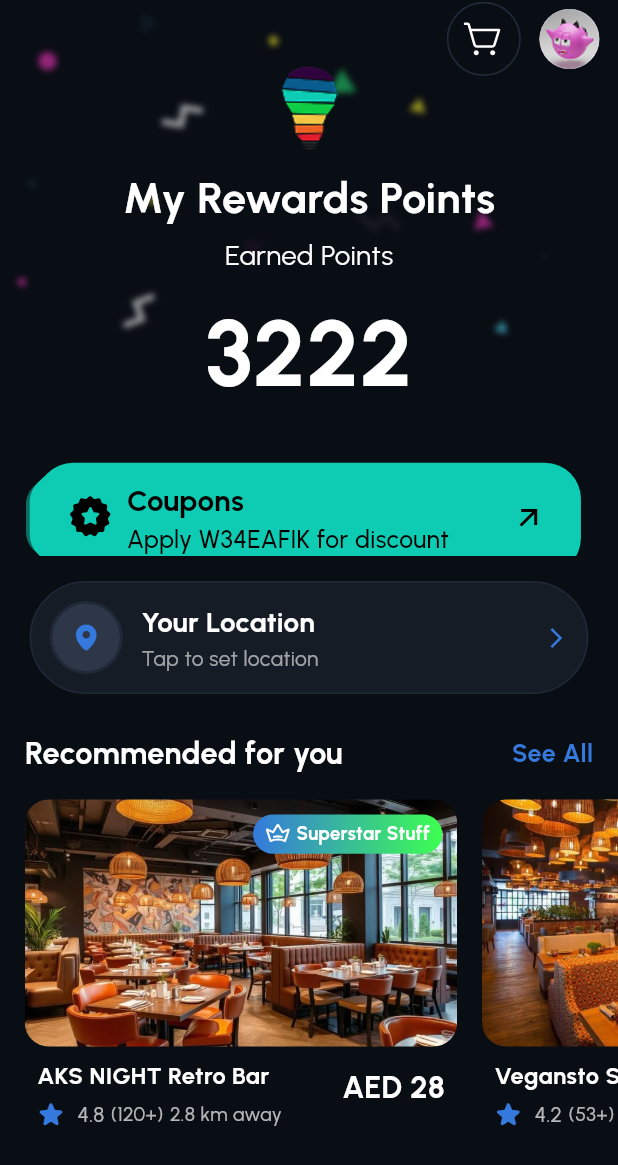
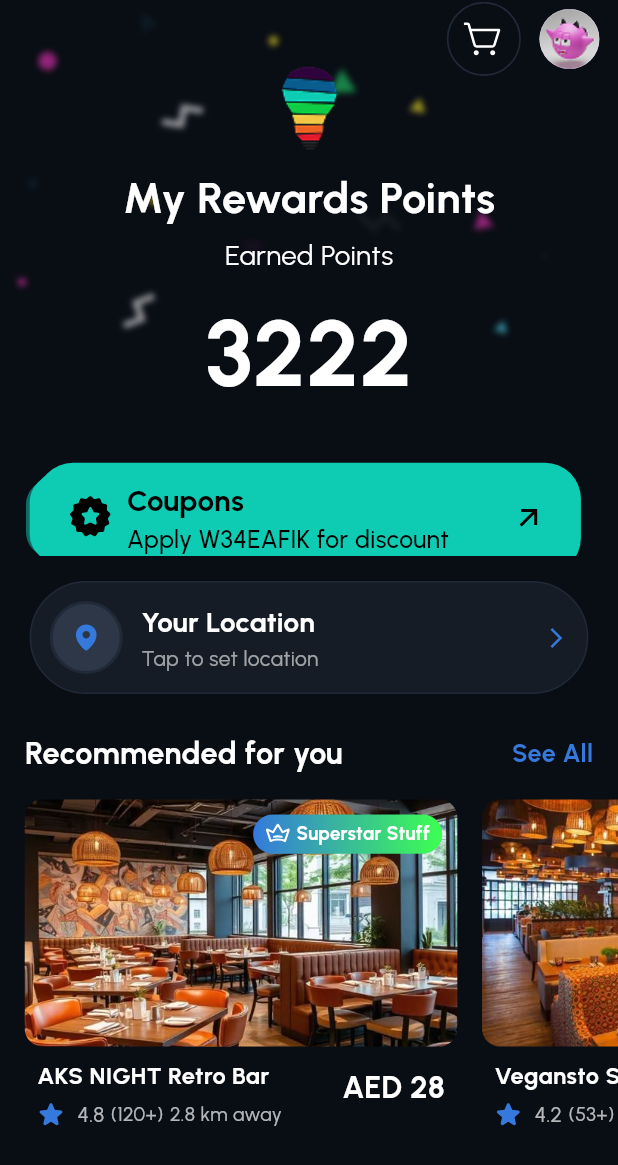
Before and after one commit to StumatoXPlum/Plum_ClientSide, a Flutter app: the HomeScreen screen opened directly, on a phone screen of 412 x 824 dp. Shown: the top 1165 px of the screen. Run offline on Flutter 3.47's test engine with Material 3 defaults, Android fonts, the light colour scheme and no system bars; drawn by our look-alikes of card_swiper; our stand-ins replace cloud_firestore, country_picker, equatable, firebase_auth, firebase_core, flutter_bloc and 10 more; accounts and stored records are empty.

Commit message:
list animation

```diff
--- a/lib/presentation/home_screen/home_screen/view/home_screen.dart
+++ b/lib/presentation/home_screen/home_screen/view/home_screen.dart
@@ -28,7 +28,7 @@ class HomeScreen extends StatefulWidget {
     this.showSnackbar = false,
     this.selectedDate,
     this.selectedStartTime,
-    this.selectedEndTime
+    this.selectedEndTime,
   });
 
   @override
@@ -407,15 +407,27 @@ class CouponContainer extends StatelessWidget {
   }
 }
 
-class RecommendationsWidget extends StatelessWidget {
+class RecommendationsWidget extends StatefulWidget {
   const RecommendationsWidget({super.key});
+
+  @override
+  State<RecommendationsWidget> createState() => _RecommendationsWidgetState();
+}
+
+class _RecommendationsWidgetState extends State<RecommendationsWidget> {
+  final ScrollController _scrollController = ScrollController();
+
+  @override
+  void dispose() {
+    _scrollController.dispose();
+    super.dispose();
+  }
 
   @override
   Widget build(BuildContext context) {
     final Size size = MediaQuery.of(context).size;
     double padding = size.width * 0.04;
     double fontSize = size.width * 0.045;
-
     return Column(
       crossAxisAlignment: CrossAxisAlignment.start,
       children: [
@@ -457,11 +469,25 @@ class RecommendationsWidget extends StatelessWidget {
         SizedBox(height: size.height * 0.02),
         SizedBox(
           height: size.height * 0.3,
+          child: NotificationListener<ScrollNotification>(
+            onNotification: (ScrollNotification notification) {
+              setState(() {});
+              return true;
+            },
             child: ListView.builder(
+              controller: _scrollController,
               padding: EdgeInsets.symmetric(horizontal: padding),
               scrollDirection: Axis.horizontal,
               itemCount: items.length,
               itemBuilder: (context, index) {
+                double parallaxOffset = 0;
+                if (_scrollController.hasClients) {
+                  final itemWidth = size.width * 0.7 + padding;
+                  final itemPosition = itemWidth * index;
+                  final distanceFromCenter =
+                      itemPosition - _scrollController.offset;
+                  parallaxOffset = distanceFromCenter * 0.1;
+                }
                 final item = items[index];
                 return GestureDetector(
                   onTap: () {
@@ -480,12 +506,27 @@ class RecommendationsWidget extends StatelessWidget {
                         child: Stack(
                           children: [
                             ClipRRect(
-                            borderRadius: BorderRadius.circular(16),
+                              borderRadius: BorderRadius.circular(12),
+                              child: SizedBox(
+                                height: size.height * 0.2,
+                                width: size.width * 0.7,
+                                child: OverflowBox(
+                                  maxWidth: size.width * 0.9,
+                                  maxHeight: size.height * 0.24,
+                                  alignment: Alignment.center,
+                                  child: Transform.translate(
+                                    offset: Offset(parallaxOffset, 0),
+                                    child: Hero(
+                                      tag: 'image${item.title}',
                                       child: Image.asset(
                                         item.image,
-                              height: size.height * 0.2,
-                              width: size.width * 0.7,
                                         fit: BoxFit.cover,
+                                        width: size.width * 0.9,
+                                        height: size.height * 0.24,
+                                      ),
+                                    ),
+                                  ),
+                                ),
                               ),
                             ),
                             if (items[index].isSuperstar)
@@ -540,7 +581,6 @@ class RecommendationsWidget extends StatelessWidget {
                                           "(${items[index].reviews})",
                                           style: GoogleFonts.urbanist(
                                             color: Colors.white70,
-
                                             fontSize: fontSize * 0.7,
                                           ),
                                         ),
@@ -549,7 +589,6 @@ class RecommendationsWidget extends StatelessWidget {
                                           "${items[index].distance} away",
                                           style: GoogleFonts.urbanist(
                                             color: Colors.white70,
-
                                             fontSize: fontSize * 0.7,
                                           ),
                                         ),
@@ -565,7 +604,6 @@ class RecommendationsWidget extends StatelessWidget {
                                     'AED ${items[index].price}',
                                     style: GoogleFonts.urbanist(
                                       color: Colors.white,
-
                                       fontWeight: FontWeight.bold,
                                       fontSize: fontSize * 1.1,
                                     ),
@@ -580,6 +618,7 @@ class RecommendationsWidget extends StatelessWidget {
                   ),
                 );
               },
+            ),
           ),
         ),
       ],
```
Also changed, not shown: lib/presentation/home_screen/home_detail_screen/view/home_detail_screen.dart (+8 -5 lines). Lines whose indentation alone changed are shown as unchanged.
